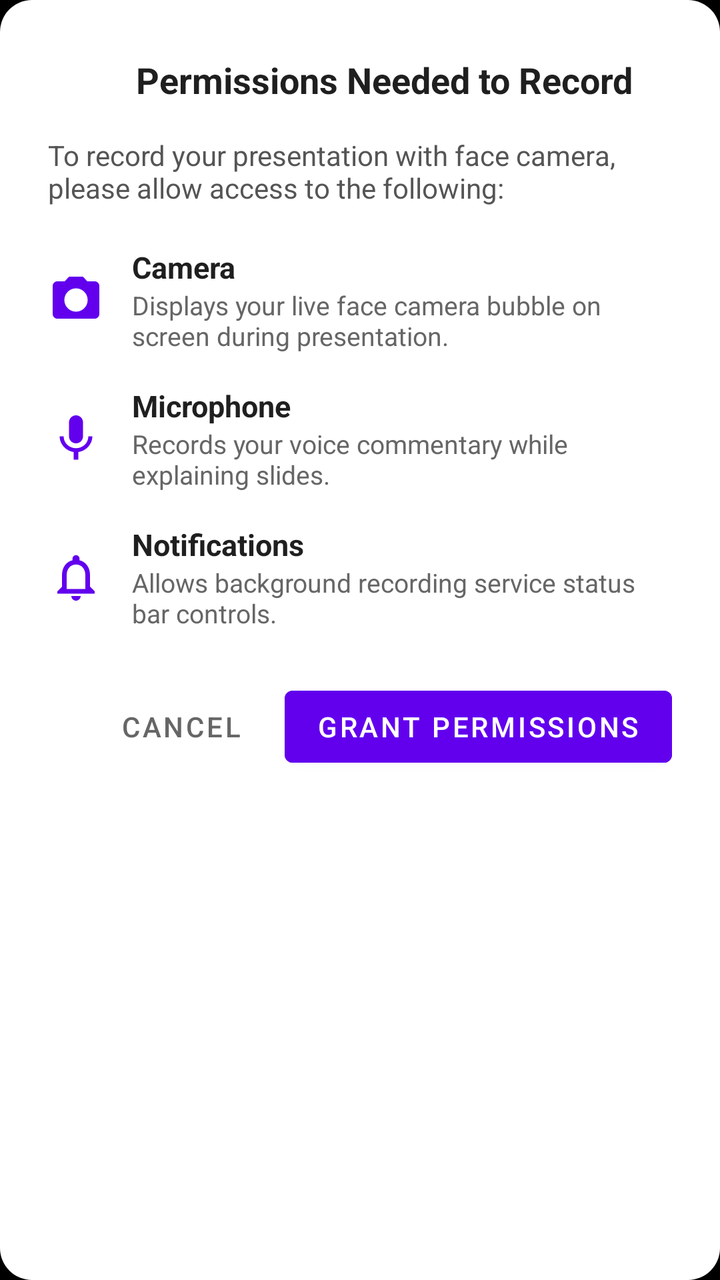
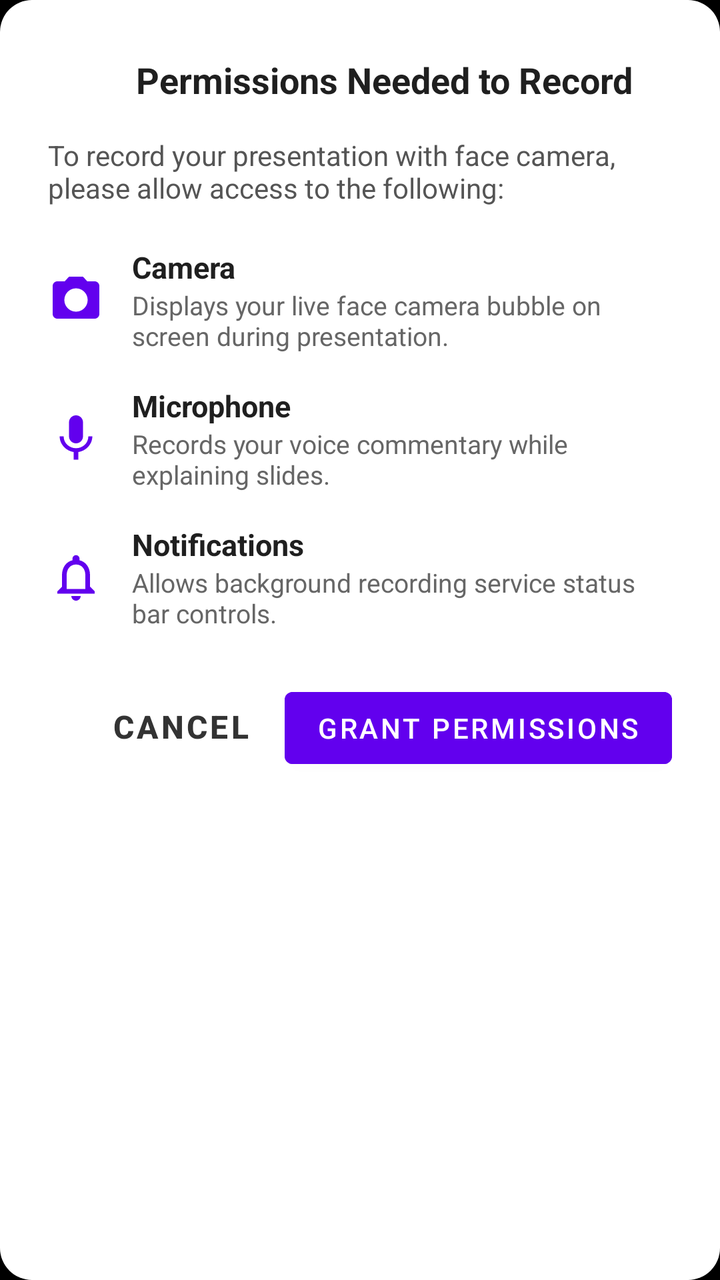

Screens rendered from an Android XML layout before and after an edit, with the pre-edit source and the edit as a unified diff.
<!-- AndroidManifest.xml: application theme Theme.CustomScreen -->
<!-- res/layout/dialog_permission_rationale.xml -->
<?xml version="1.0" encoding="utf-8"?>
<LinearLayout xmlns:android="http://schemas.android.com/apk/res/android"
    android:layout_width="match_parent"
    android:layout_height="wrap_content"
    android:orientation="vertical"
    android:padding="24dp"
    android:background="@drawable/bg_dialog_rounded">

    
    <LinearLayout
        android:layout_width="match_parent"
        android:layout_height="wrap_content"
        android:orientation="horizontal"
        android:gravity="center_vertical"
        android:layout_marginBottom="12dp">

        <ImageView
            android:layout_width="32dp"
            android:layout_height="32dp"
            android:src="@drawable/ic_info"
            android:contentDescription="Info Icon"
            android:layout_marginEnd="12dp" />

        <TextView
            android:id="@+id/tv_permission_dialog_title"
            android:layout_width="wrap_content"
            android:layout_height="wrap_content"
            android:text="Permissions Needed to Record"
            android:textColor="#1F1F1F"
            android:textSize="18sp"
            android:textStyle="bold" />
    </LinearLayout>

    <TextView
        android:id="@+id/tv_permission_dialog_subtitle"
        android:layout_width="match_parent"
        android:layout_height="wrap_content"
        android:text="To record your presentation with face camera, please allow access to the following:"
        android:textColor="#555555"
        android:textSize="14sp"
        android:layout_marginBottom="20dp" />

    
    <LinearLayout
        android:id="@+id/container_perm_camera"
        android:layout_width="match_parent"
        android:layout_height="wrap_content"
        android:orientation="horizontal"
        android:gravity="center_vertical"
        android:layout_marginBottom="16dp">

        <ImageView
            android:layout_width="28dp"
            android:layout_height="28dp"
            android:src="@drawable/ic_camera"
            android:contentDescription="Camera Icon"
            android:layout_marginEnd="14dp" />

        <LinearLayout
            android:layout_width="0dp"
            android:layout_height="wrap_content"
            android:layout_weight="1"
            android:orientation="vertical">

            <TextView
                android:layout_width="wrap_content"
                android:layout_height="wrap_content"
                android:text="Camera"
                android:textColor="#1F1F1F"
                android:textSize="15sp"
                android:textStyle="bold" />

            <TextView
                android:layout_width="wrap_content"
                android:layout_height="wrap_content"
                android:text="Displays your live face camera bubble on screen during presentation."
                android:textColor="#666666"
                android:textSize="13sp" />
        </LinearLayout>
    </LinearLayout>

    
    <LinearLayout
        android:id="@+id/container_perm_mic"
        android:layout_width="match_parent"
        android:layout_height="wrap_content"
        android:orientation="horizontal"
        android:gravity="center_vertical"
        android:layout_marginBottom="16dp">

        <ImageView
            android:layout_width="28dp"
            android:layout_height="28dp"
            android:src="@drawable/ic_mic"
            android:contentDescription="Microphone Icon"
            android:layout_marginEnd="14dp" />

        <LinearLayout
            android:layout_width="0dp"
            android:layout_height="wrap_content"
            android:layout_weight="1"
            android:orientation="vertical">

            <TextView
                android:layout_width="wrap_content"
                android:layout_height="wrap_content"
                android:text="Microphone"
                android:textColor="#1F1F1F"
                android:textSize="15sp"
                android:textStyle="bold" />

            <TextView
                android:layout_width="wrap_content"
                android:layout_height="wrap_content"
                android:text="Records your voice commentary while explaining slides."
                android:textColor="#666666"
                android:textSize="13sp" />
        </LinearLayout>
    </LinearLayout>

    
    <LinearLayout
        android:id="@+id/container_perm_notification"
        android:layout_width="match_parent"
        android:layout_height="wrap_content"
        android:orientation="horizontal"
        android:gravity="center_vertical"
        android:layout_marginBottom="24dp">

        <ImageView
            android:layout_width="28dp"
            android:layout_height="28dp"
            android:src="@drawable/ic_notification"
            android:contentDescription="Notification Icon"
            android:layout_marginEnd="14dp" />

        <LinearLayout
            android:layout_width="0dp"
            android:layout_height="wrap_content"
            android:layout_weight="1"
            android:orientation="vertical">

            <TextView
                android:layout_width="wrap_content"
                android:layout_height="wrap_content"
                android:text="Notifications"
                android:textColor="#1F1F1F"
                android:textSize="15sp"
                android:textStyle="bold" />

            <TextView
                android:layout_width="wrap_content"
                android:layout_height="wrap_content"
                android:text="Allows background recording service status bar controls."
                android:textColor="#666666"
                android:textSize="13sp" />
        </LinearLayout>
    </LinearLayout>

    
    <LinearLayout
        android:layout_width="match_parent"
        android:layout_height="wrap_content"
        android:orientation="horizontal"
        android:gravity="end">

        <Button
            android:id="@+id/btn_cancel_permissions"
            style="@style/Widget.MaterialComponents.Button.TextButton"
            android:layout_width="wrap_content"
            android:layout_height="wrap_content"
            android:text="Cancel"
            android:textColor="#666666"
            android:layout_marginEnd="8dp" />

        <Button
            android:id="@+id/btn_grant_permissions"
            android:layout_width="wrap_content"
            android:layout_height="wrap_content"
            android:text="Grant Permissions"
            android:backgroundTint="#6200EE"
            android:textColor="#FFFFFF" />
    </LinearLayout>

</LinearLayout>
<!-- resources referenced by this layout -->
<resources>
  <!-- drawable bg_dialog_rounded (drawable) -->
  <?xml version="1.0" encoding="utf-8"?>
  <shape xmlns:android="http://schemas.android.com/apk/res/android"
      android:shape="rectangle">
      <solid android:color="#FFFFFF" />
      <corners android:radius="16dp" />
  </shape>
  <!-- drawable ic_camera (drawable) -->
  <vector xmlns:android="http://schemas.android.com/apk/res/android"
      android:width="24dp"
      android:height="24dp"
      android:viewportWidth="24"
      android:viewportHeight="24">
    <path
        android:fillColor="#6200EE"
        android:pathData="M9,2L7.17,4H4c-1.1,0 -2,0.9 -2,2v12c0,1.1 0.9,2 2,2h16c1.1,0 2,-0.9 2,-2V6c0,-1.1 -0.9,-2 -2,-2h-3.17L15,2H9zm3,15c-2.76,0 -5,-2.24 -5,-5s2.24,-5 5,-5 5,2.24 5,5 -2.24,5 -5,5z"/>
  </vector>
  <!-- drawable ic_info (drawable) -->
  <vector xmlns:android="http://schemas.android.com/apk/res/android"
      android:width="24dp"
      android:height="24dp"
      android:viewportWidth="24"
      android:viewportHeight="24">
    <path
        android:fillColor="#FFFFFF"
        android:pathData="M12,2C6.48,2 2,6.48 2,12s4.48,10 10,10 10,-4.48 10,-10S17.52,2 12,2zM12,20c-4.41,0 -8,-3.59 -8,-8s3.59,-8 8,-8 8,3.59 8,8 -3.59,8 -8,8zM11,7h2v2h-2V7zM11,11h2v6h-2v-6z"/>
  </vector>
  <!-- drawable ic_mic (drawable) -->
  <vector xmlns:android="http://schemas.android.com/apk/res/android"
      android:width="24dp"
      android:height="24dp"
      android:viewportWidth="24"
      android:viewportHeight="24">
    <path
        android:fillColor="#6200EE"
        android:pathData="M12,14c1.66,0 3,-1.34 3,-3V5c0,-1.66 -1.34,-3 -3,-3S9,3.34 9,5v6c0,1.66 1.34,3 3,3zm5.3,-3c0,3 -2.54,5.1 -5.3,5.1S6.7,14 6.7,11H5c0,3.41 2.72,6.23 6,6.72V21h2v-3.28c3.28,-0.49 6,-3.31 6,-6.72h-1.7z"/>
  </vector>
  <!-- drawable ic_notification (drawable) -->
  <vector xmlns:android="http://schemas.android.com/apk/res/android"
      android:width="24dp"
      android:height="24dp"
      android:viewportWidth="24"
      android:viewportHeight="24">
    <path
        android:fillColor="#6200EE"
        android:pathData="M12,22c1.1,0 2,-0.9 2,-2h-4c0,1.1 0.9,2 2,2zm6,-6v-5c0,-3.07 -1.63,-5.64 -4.5,-6.32V4c0,-0.83 -0.67,-1.5 -1.5,-1.5s-1.5,0.67 -1.5,1.5v0.68C7.64,5.36 6,7.92 6,11v5l-2,2v1h16v-1l-2,-2zm-2,1H8v-6c0,-2.48 1.51,-4.5 4,-4.5s4,2.02 4,4.5v6z"/>
  </vector>
  <style name="Theme.CustomScreen" parent="Theme.MaterialComponents.DayNight.NoActionBar">
          <item name="android:windowBackground">@android:color/black</item>
          <item name="android:statusBarColor">@android:color/transparent</item>
          <item name="android:navigationBarColor">@android:color/transparent</item>
          <item name="android:windowLightStatusBar">false</item>
          <item name="android:windowLightNavigationBar">false</item>
      </style>
</resources>

<!-- the commit's change to res/layout/dialog_permission_rationale.xml (unified diff, before → after) -->
@@ -170,7 +170,9 @@
             android:layout_width="wrap_content"
             android:layout_height="wrap_content"
             android:text="Cancel"
-            android:textColor="#666666"
+            android:textColor="#333333"
+            android:textSize="16sp"
+            android:textStyle="bold"
             android:layout_marginEnd="8dp" />
 
         <Button
